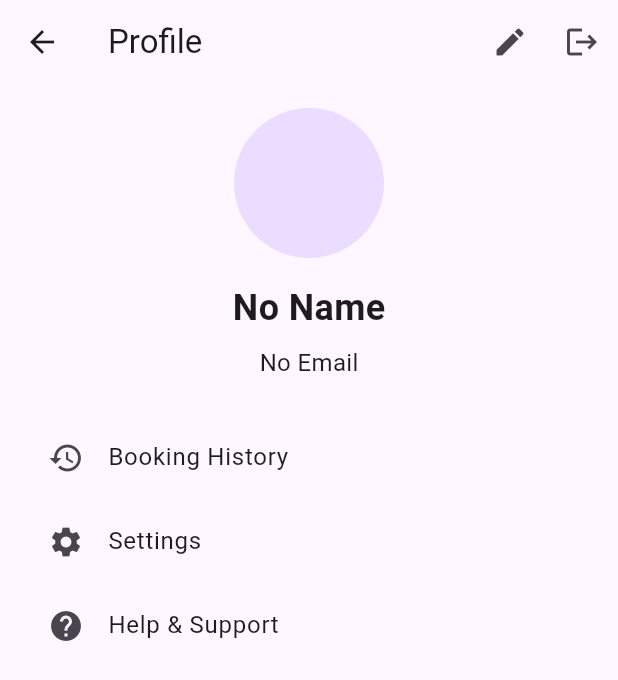
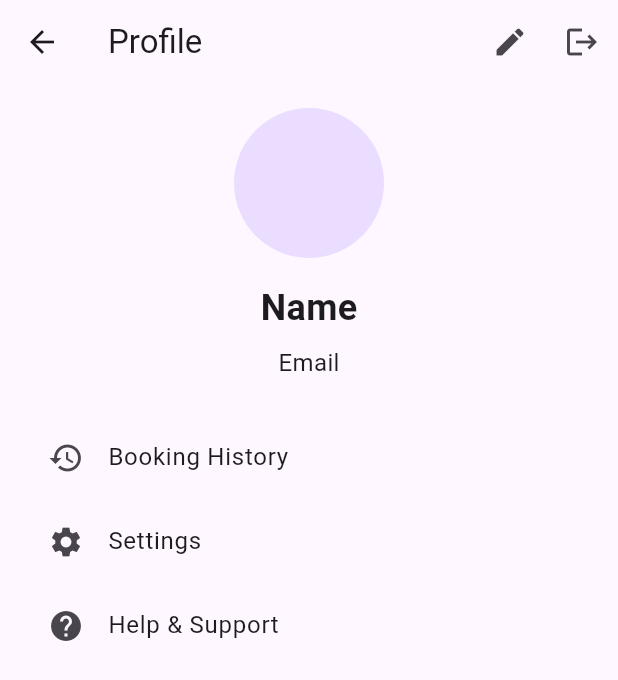
Before and after one commit to isaiahshembe/Recess-Project, a Flutter app: the ProfilePage screen opened directly, on a phone screen of 412 x 824 dp. Shown: the top 680 px of the screen. Run offline on Flutter 3.47's test engine with Material 3 defaults, Android fonts, the phone set to English and light mode, and no system bars; our stand-ins replace get.

Commit message:
changed the variables

```diff
--- a/touristapp/lib/pages/profile_page.dart
+++ b/touristapp/lib/pages/profile_page.dart
@@ -32,12 +32,12 @@ class ProfilePage extends StatelessWidget {
               ),
             SizedBox(height: 16),
             Text(
-              'No Name',
+              'Name',
               style: TextStyle(fontSize: 24, fontWeight: FontWeight.bold),
             ),
             SizedBox(height: 8),
             Text(
-               'No Email',
+               'Email',
               style: TextStyle(fontSize: 16),
             ),
             SizedBox(height: 24),
```
